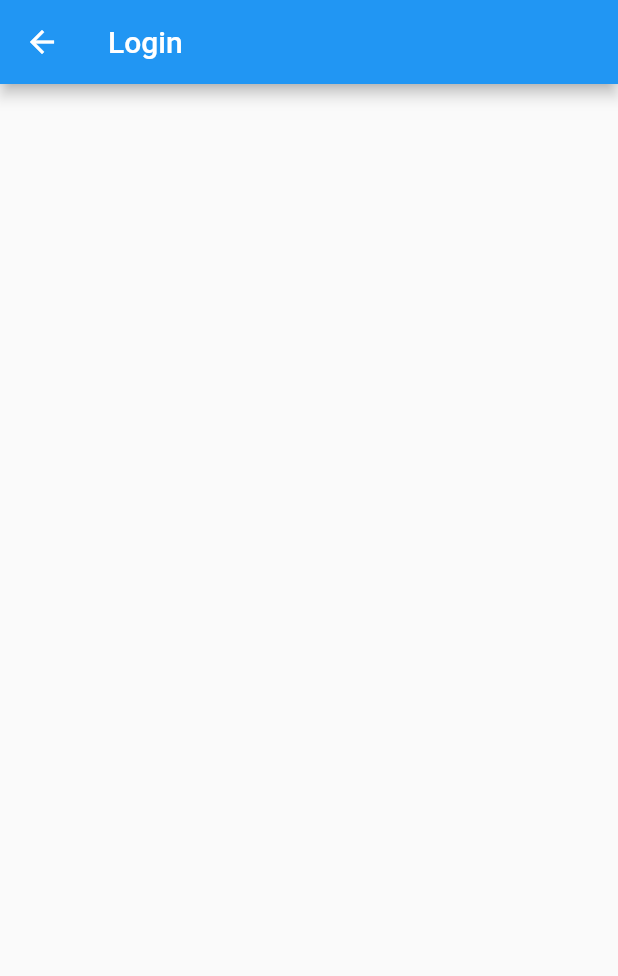
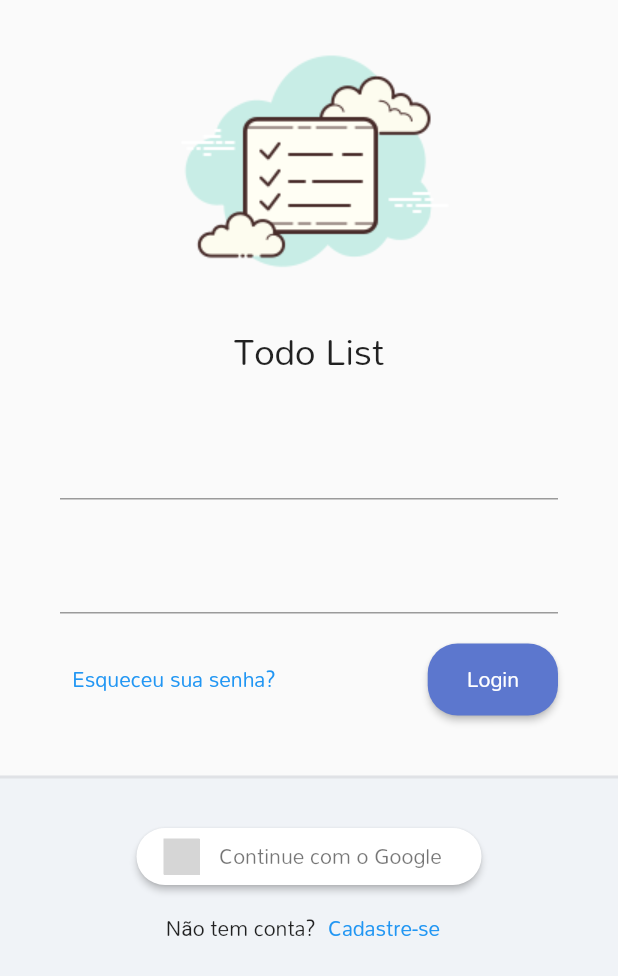
Before and after one commit to mrocha98/todo_list_provider, a Flutter app: the LoginPage screen opened directly, on a phone screen of 412 x 824 dp. Shown: the top 976 px of the screen. Run offline on Flutter 3.47's test engine with Material 2 defaults, Android fonts, the phone set to English and light mode, and no system bars; drawn by our look-alikes of sign_in_button; our stand-ins replace firebase_core, sqflite, synchronized; accounts and stored records are empty; grey boxes are pictures that could not be loaded.

Commit message:
feat: login layout + theme config

```diff
--- a/lib/app/app_widget.dart
+++ b/lib/app/app_widget.dart
@@ -1,5 +1,6 @@
 import 'package:flutter/material.dart';
 import 'package:todo_list_provider/app/core/database/sqlite_connection_observer.dart';
+import 'package:todo_list_provider/app/core/ui/ui_config.dart';
 import 'package:todo_list_provider/app/modules/auth/auth_module.dart';
 import 'package:todo_list_provider/app/modules/splash/splash_page.dart';
 
@@ -29,6 +30,8 @@ class _AppWidgetState extends State<AppWidget> {
   Widget build(BuildContext context) {
     return MaterialApp(
       title: 'Todo List Provider',
+      debugShowCheckedModeBanner: false,
+      theme: UiConfig.theme,
       routes: {
         ...AuthModule().routes,
       },
--- /dev/null
+++ b/lib/app/core/ui/theme_extensions.dart
@@ -0,0 +1,15 @@
+import 'package:flutter/material.dart';
+
+extension ThemeExtension on BuildContext {
+  Color get primaryColor => Theme.of(this).primaryColor;
+
+  Color get primaryColorLight => Theme.of(this).primaryColorLight;
+
+  TextTheme get textTheme => Theme.of(this).textTheme;
+
+  TextStyle get titleStyle => const TextStyle(
+        fontSize: 12,
+        fontWeight: FontWeight.bold,
+        color: Colors.grey,
+      );
+}
--- /dev/null
+++ b/lib/app/core/ui/ui_config.dart
@@ -0,0 +1,21 @@
+import 'package:flutter/material.dart';
+
+class UiConfig {
+  UiConfig._internal();
+
+  static Color get _primaryColor => const Color(0xFF5C77CE);
+
+  static ThemeData get theme => ThemeData(
+        fontFamily: 'Mandali',
+        textTheme: const TextTheme(
+          titleLarge: TextStyle(fontSize: 24),
+        ),
+        primaryColor: _primaryColor,
+        primaryColorLight: const Color(0xFFABC8F7),
+        elevatedButtonTheme: ElevatedButtonThemeData(
+          style: ElevatedButton.styleFrom(
+            backgroundColor: _primaryColor,
+          ),
+        ),
+      );
+}
--- /dev/null
+++ b/lib/app/core/widgets/logo.dart
@@ -0,0 +1,23 @@
+import 'package:flutter/material.dart';
+import 'package:todo_list_provider/app/core/ui/theme_extensions.dart';
+
+class Logo extends StatelessWidget {
+  const Logo({super.key});
+
+  @override
+  Widget build(BuildContext context) {
+    return Column(
+      mainAxisAlignment: MainAxisAlignment.center,
+      children: [
+        Image.asset(
+          'assets/images/logo.png',
+          height: 200,
+        ),
+        Text(
+          'Todo List',
+          style: context.textTheme.titleLarge,
+        ),
+      ],
+    );
+  }
+}
--- /dev/null
+++ b/lib/app/core/widgets/widgets.dart
@@ -0,0 +1 @@
+export 'logo.dart';
--- a/lib/app/modules/auth/login/login_page.dart
+++ b/lib/app/modules/auth/login/login_page.dart
@@ -1,4 +1,6 @@
 import 'package:flutter/material.dart';
+import 'package:sign_in_button/sign_in_button.dart';
+import 'package:todo_list_provider/app/core/widgets/widgets.dart';
 
 class LoginPage extends StatelessWidget {
   const LoginPage({super.key});
@@ -8,10 +10,107 @@ class LoginPage extends StatelessWidget {
   @override
   Widget build(BuildContext context) {
     return Scaffold(
-      appBar: AppBar(
-        title: const Text('Login'),
+      body: LayoutBuilder(
+        builder: (context, constraints) {
+          return SingleChildScrollView(
+            child: ConstrainedBox(
+              constraints: BoxConstraints(
+                minHeight: constraints.maxHeight,
+                minWidth: constraints.maxWidth,
+              ),
+              child: SafeArea(
+                child: IntrinsicHeight(
+                  child: Column(
+                    mainAxisSize: MainAxisSize.min,
+                    children: [
+                      const SizedBox(height: 10),
+                      const Logo(),
+                      Padding(
+                        padding: const EdgeInsets.symmetric(
+                          horizontal: 40,
+                          vertical: 20,
+                        ),
+                        child: Form(
+                          child: Column(
+                            children: [
+                              TextFormField(),
+                              const SizedBox(height: 20),
+                              TextFormField(),
+                              const SizedBox(height: 20),
+                              Row(
+                                mainAxisAlignment:
+                                    MainAxisAlignment.spaceBetween,
+                                children: [
+                                  TextButton(
+                                    onPressed: () {},
+                                    child: const Text('Esqueceu sua senha?'),
+                                  ),
+                                  ElevatedButton(
+                                    onPressed: () {},
+                                    style: ElevatedButton.styleFrom(
+                                      shape: RoundedRectangleBorder(
+                                        borderRadius: BorderRadius.circular(20),
+                                      ),
+                                    ),
+                                    child: const Padding(
+                                      padding: EdgeInsets.all(10),
+                                      child: Text('Login'),
+                                    ),
+                                  ),
+                                ],
+                              )
+                            ],
+                          ),
+                        ),
+                      ),
+                      const SizedBox(height: 20),
+                      Expanded(
+                        child: DecoratedBox(
+                          decoration: BoxDecoration(
+                            color: const Color(0xFFF0F3F7),
+                            border: Border(
+                              top: BorderSide(
+                                width: 2,
+                                color: Colors.grey.withAlpha(50),
+                              ),
+                            ),
+                          ),
+                          child: Column(
+                            children: [
+                              const SizedBox(height: 30),
+                              Container(),
+                              SignInButton(
+                                Buttons.google,
+                                onPressed: () {},
+                                text: 'Continue com o Google',
+                                padding: const EdgeInsets.all(5),
+                                shape: OutlineInputBorder(
+                                  borderRadius: BorderRadius.circular(30),
+                                  borderSide: BorderSide.none,
+                                ),
+                              ),
+                              Row(
+                                mainAxisAlignment: MainAxisAlignment.center,
+                                children: [
+                                  const Text('Não tem conta?'),
+                                  TextButton(
+                                    onPressed: () {},
+                                    child: const Text('Cadastre-se'),
+                                  ),
+                                ],
+                              ),
+                            ],
+                          ),
+                        ),
+                      ),
+                    ],
+                  ),
+                ),
+              ),
+            ),
+          );
+        },
       ),
-      body: Container(),
     );
   }
 }
```
Also changed, not shown: pubspec.yaml (+8 -0 lines), assets/fonts/mandali-v14-latin-regular.ttf (added), assets/images/logo.png (added), pubspec.lock.
